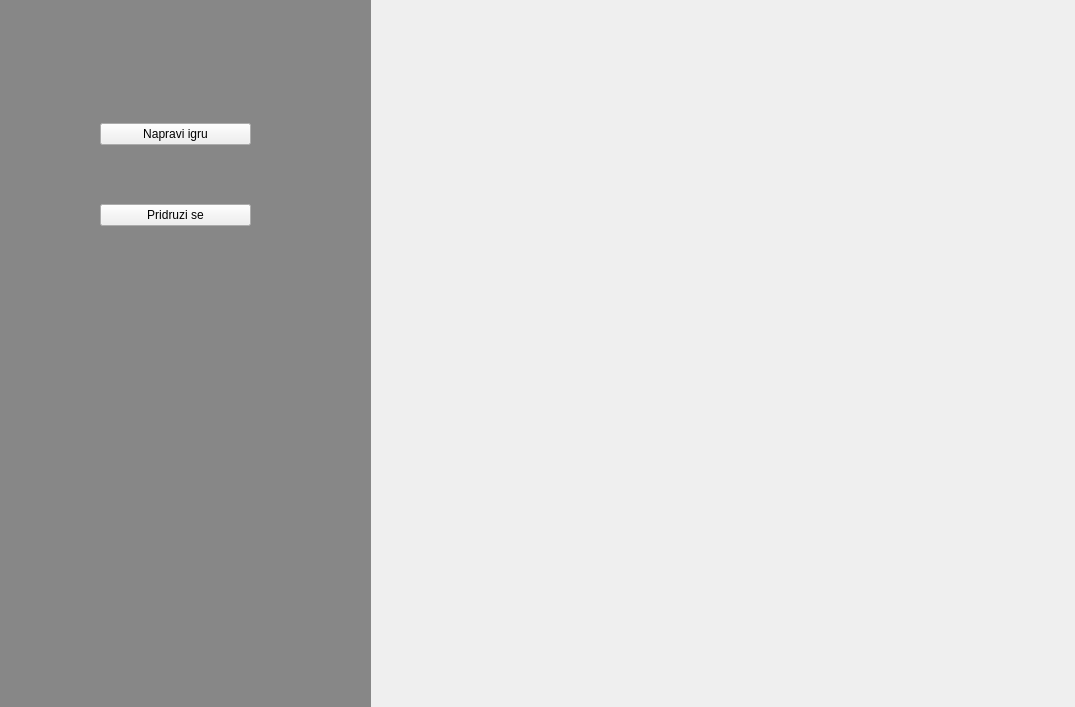
The window that GUI/projekat/settingsprozor.ui (tasija03/RS-GUI-Graphics) describes before a commit, drawn with Qt 5.
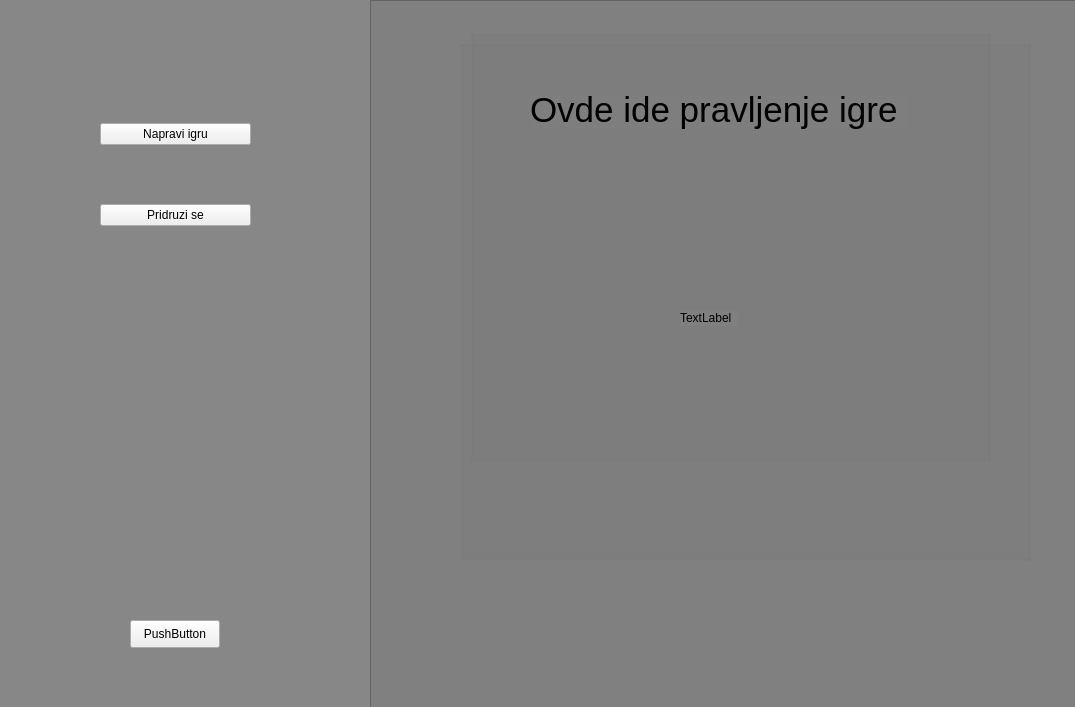
The same window after the commit. Icons and pictures are not drawn.

What changed in the file:
```diff
--- a/GUI/projekat/settingsprozor.ui
+++ b/GUI/projekat/settingsprozor.ui
@@ -58,6 +58,100 @@
      </item>
     </layout>
    </widget>
+   <widget class="QPushButton" name="pushButton_3">
+    <property name="geometry">
+     <rect>
+      <x>130</x>
+      <y>620</y>
+      <width>90</width>
+      <height>28</height>
+     </rect>
+    </property>
+    <property name="text">
+     <string>PushButton</string>
+    </property>
+   </widget>
+  </widget>
+  <widget class="QFrame" name="frame">
+   <property name="enabled">
+    <bool>true</bool>
+   </property>
+   <property name="geometry">
+    <rect>
+     <x>370</x>
+     <y>0</y>
+     <width>711</width>
+     <height>711</height>
+    </rect>
+   </property>
+   <property name="styleSheet">
+    <string notr="true">QFrame {
+
+background-color: grey;
+
+}</string>
+   </property>
+   <property name="frameShape">
+    <enum>QFrame::StyledPanel</enum>
+   </property>
+   <property name="frameShadow">
+    <enum>QFrame::Raised</enum>
+   </property>
+   <widget class="QGroupBox" name="groupBox">
+    <property name="geometry">
+     <rect>
+      <x>100</x>
+      <y>30</y>
+      <width>521</width>
+      <height>431</height>
+     </rect>
+    </property>
+    <property name="title">
+     <string/>
+    </property>
+    <widget class="QLabel" name="label">
+     <property name="enabled">
+      <bool>true</bool>
+     </property>
+     <property name="geometry">
+      <rect>
+       <x>60</x>
+       <y>60</y>
+       <width>376</width>
+       <height>40</height>
+      </rect>
+     </property>
+     <property name="text">
+      <string>&lt;html&gt;&lt;head/&gt;&lt;body&gt;&lt;p&gt;&lt;span style=&quot; font-size:26pt;&quot;&gt;Ovde ide pravljenje igre&lt;/span&gt;&lt;/p&gt;&lt;/body&gt;&lt;/html&gt;</string>
+     </property>
+    </widget>
+   </widget>
+   <widget class="QGroupBox" name="groupBox_2">
+    <property name="geometry">
+     <rect>
+      <x>90</x>
+      <y>40</y>
+      <width>571</width>
+      <height>521</height>
+     </rect>
+    </property>
+    <property name="title">
+     <string/>
+    </property>
+    <widget class="QLabel" name="label_2">
+     <property name="geometry">
+      <rect>
+       <x>220</x>
+       <y>270</y>
+       <width>58</width>
+       <height>16</height>
+      </rect>
+     </property>
+     <property name="text">
+      <string>TextLabel</string>
+     </property>
+    </widget>
+   </widget>
   </widget>
  </widget>
  <resources/>
```
Left out of the diff: 67 changed lines with no effect on the pictures.
